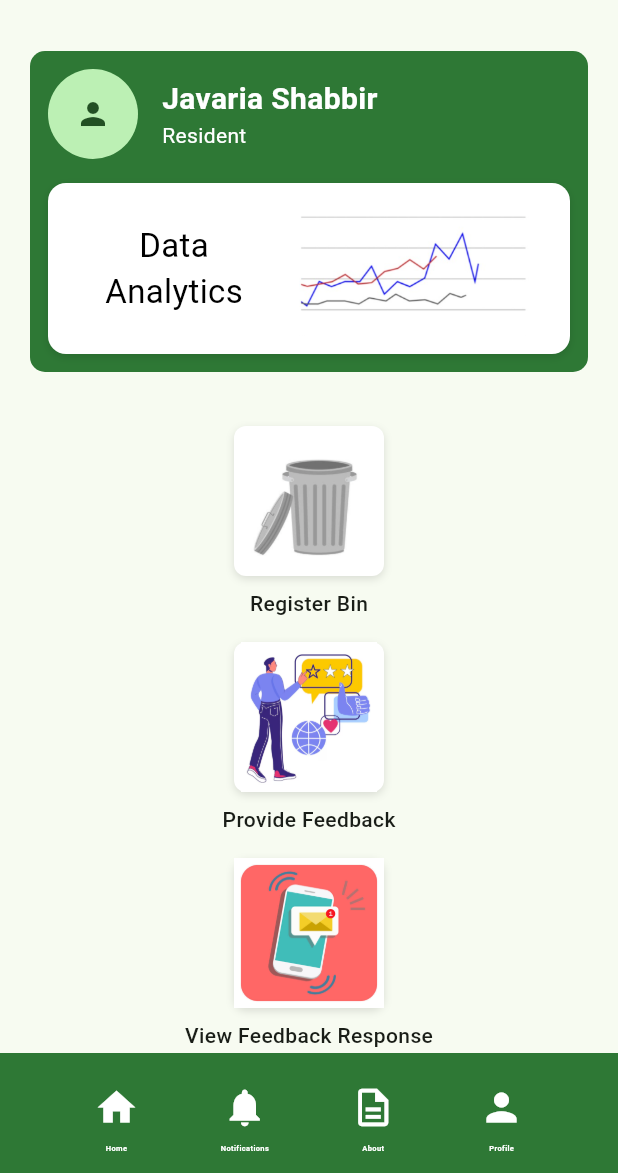
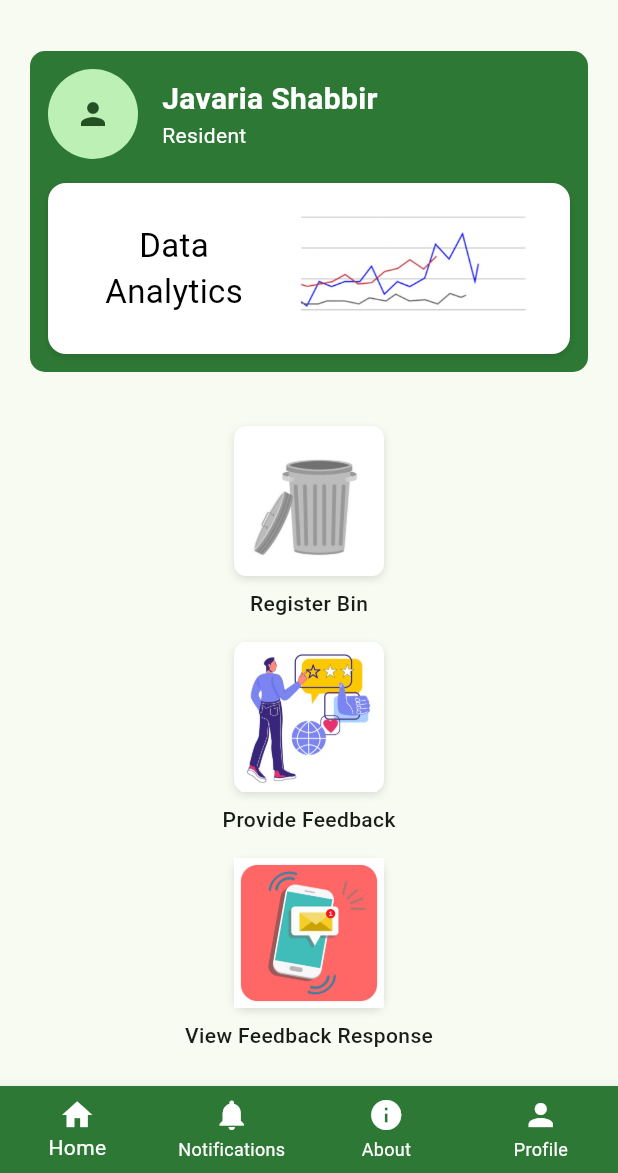
Before and after one commit to mashalbutt7/Flutter, a Flutter app: the ResidentHomePage screen opened by its route, on a phone screen of 412 x 824 dp, the part 63-1236 px from its top. Run offline on Flutter 3.47's test engine with Material 3 defaults, Android fonts, the phone set to English and light mode, and no system bars; our stand-ins replace cloud_firestore, firebase_core; accounts and stored records are empty.

Commit message:
resident side complete

```diff
--- a/lib/about.dart
+++ b/lib/about.dart
@@ -78,7 +78,7 @@ class AboutPage extends StatelessWidget {
           ),
         ),
       ),
-      bottomNavigationBar: AdminBottomSection(),
+      bottomNavigationBar: residentBottomSection(),
     );
   }
 }
--- a/lib/feedback_page.dart
+++ b/lib/feedback_page.dart
@@ -186,7 +186,7 @@ class _ProvideFeedbackPageState extends State<ProvideFeedbackPage> {
           );
         },
       ),
-      bottomNavigationBar: AdminBottomSection(),
+      bottomNavigationBar: residentBottomSection(),
     );
   }
 }
--- a/lib/feedback_responses.dart
+++ b/lib/feedback_responses.dart
@@ -134,7 +134,7 @@ class _FeedbackResponseScreenState extends State<FeedbackResponseScreen> {
           ],
         ),
       ),
-      bottomNavigationBar: AdminBottomSection(), // Integrated Bottom Section
+      bottomNavigationBar: residentBottomSection(), // Integrated Bottom Section
     );
   }
 }
--- a/lib/notifications.dart
+++ b/lib/notifications.dart
@@ -103,7 +103,7 @@ class _NotificationsPageState extends State<NotificationsPage> {
           ),
         ),
       ),
-      bottomNavigationBar: AdminBottomSection(),
+      bottomNavigationBar: residentBottomSection(),
     );
   }
 }
--- a/lib/register_bin_page.dart
+++ b/lib/register_bin_page.dart
@@ -231,7 +231,7 @@ class _RegisterBinPageState extends State<RegisterBinPage> {
           ],
         ),
       ),
-      bottomNavigationBar: AdminBottomSection(),
+      bottomNavigationBar: residentBottomSection(),
     );
   }
 }
--- a/lib/resident.dart
+++ b/lib/resident.dart
@@ -39,7 +39,7 @@ class Admin extends StatelessWidget {
           ],
         ),
       ),
-      bottomNavigationBar: AdminBottomSection(),
+      bottomNavigationBar: residentBottomSection(),
     );
   }
 }
--- a/lib/resident_home.dart
+++ b/lib/resident_home.dart
@@ -1,4 +1,5 @@
 import 'package:flutter/material.dart';
+import 'resident_menu.dart';
 import 'residentbottompage.dart';
 
 class ResidentHomePage extends StatelessWidget {
@@ -7,10 +8,8 @@ class ResidentHomePage extends StatelessWidget {
     return Scaffold(
       appBar: AppBar(
         title: Text("Resident Home"),
-        actions: [
-          IconButton(icon: Icon(Icons.menu), onPressed: () {}),
-        ],
       ),
+      endDrawer: ResidentMenu(),
       body: SingleChildScrollView(
         child: Column(
           children: [
@@ -243,7 +242,7 @@ class ResidentHomePage extends StatelessWidget {
           ],
         ),
       ),
-      bottomNavigationBar: AdminBottomSection(),
+      bottomNavigationBar: residentBottomSection(),
     );
   }
 }
--- a/lib/residentbottompage.dart
+++ b/lib/residentbottompage.dart
@@ -1,114 +1,64 @@
 import 'package:flutter/material.dart';
-import 'about.dart'; // Import the About page here
-import 'notifications.dart'; // Import the Notifications page here
+import 'about.dart';
+import 'notifications.dart';
+import 'resident_home.dart';
+import 'residentProfilePage.dart';
 
-class AdminBottomSection extends StatelessWidget {
+class residentBottomSection extends StatefulWidget {
+  @override
+  State<residentBottomSection> createState() => _residentBottomSectionState();
+}
+
+class _residentBottomSectionState extends State<residentBottomSection> {
+  int selectedIndex = 0;
+
+  void tappedFunction(int index) {
+    setState(() {
+      selectedIndex = index;
+    });
+    switch (index) {
+      case 0:
+        Navigator.push(context,
+            MaterialPageRoute(builder: (context) => ResidentHomePage()));
+      case 1:
+        Navigator.push(context,
+            MaterialPageRoute(builder: (context) => NotificationsPage()));
+      case 2:
+        Navigator.push(
+            context, MaterialPageRoute(builder: (context) => AboutPage()));
+      case 3:
+        Navigator.push(context,
+            MaterialPageRoute(builder: (context) => ResidentProfilePage()));
+    }
+  }
+
   @override
   Widget build(BuildContext context) {
-    return Container(
-      child: BottomAppBar(
-        color: Color(0xFF2E7835),
-        child: Row(
-          mainAxisAlignment: MainAxisAlignment.spaceEvenly,
-          children: [
-            // Home icon
-            Column(
-              children: [
-                IconButton(
-                  onPressed: () {
-                    // Add navigation for Home here
-                  },
-                  icon: Icon(
-                    Icons.home,
-                    color: Colors.white,
-                    size: 30,
-                  ),
-                ),
-                Text(
-                  'Home',
-                  style: TextStyle(
-                      color: Colors.white,
-                      fontSize: 5,
-                      fontWeight: FontWeight.bold),
-                ),
-              ],
-            ),
-            // Notifications icon
-            Column(
-              children: [
-                IconButton(
-                  onPressed: () {
-                    Navigator.push(
-                      context,
-                      MaterialPageRoute(
-                          builder: (context) => NotificationsPage()),
-                    );
-                  },
-                  icon: Icon(
-                    Icons.notifications,
-                    color: Colors.white,
-                    size: 30,
-                  ),
-                ),
-                Text(
-                  'Notifications',
-                  style: TextStyle(
-                      color: Colors.white,
-                      fontSize: 5,
-                      fontWeight: FontWeight.bold),
-                ),
-              ],
-            ),
-            // About icon
-            Column(
-              children: [
-                IconButton(
-                  onPressed: () {
-                    Navigator.push(
-                      context,
-                      MaterialPageRoute(builder: (context) => AboutPage()),
-                    );
-                  },
-                  icon: Icon(
-                    Icons.description_outlined,
-                    color: Colors.white,
-                    size: 30,
-                  ),
-                ),
-                Text(
-                  'About',
-                  style: TextStyle(
-                      color: Colors.white,
-                      fontSize: 5,
-                      fontWeight: FontWeight.bold),
-                ),
-              ],
-            ),
-            // Profile icon
-            Column(
-              children: [
-                IconButton(
-                  onPressed: () {
-                    // Add navigation for Profile here
-                  },
-                  icon: Icon(
-                    Icons.person,
-                    color: Colors.white,
-                    size: 30,
-                  ),
-                ),
-                Text(
-                  'Profile',
-                  style: TextStyle(
-                      color: Colors.white,
-                      fontSize: 5,
-                      fontWeight: FontWeight.bold),
-                ),
-              ],
-            ),
-          ],
+    return BottomNavigationBar(
+      currentIndex: selectedIndex,
+      onTap: tappedFunction,
+      type: BottomNavigationBarType.fixed,
+      items: [
+        BottomNavigationBarItem(
+          icon: Icon(Icons.home, color: Colors.white),
+          label: "Home",
         ),
-      ),
+        BottomNavigationBarItem(
+          icon: Icon(Icons.notifications, color: Colors.white),
+          label: "Notifications",
+        ),
+        BottomNavigationBarItem(
+          icon: Icon(Icons.info, color: Colors.white),
+          label: "About",
+        ),
+        BottomNavigationBarItem(
+          icon: Icon(Icons.person, color: Colors.white),
+          label: "Profile",
+        ),
+      ],
+      backgroundColor: const Color(0xFF2E7835),
+      selectedItemColor: Colors.white,
+      unselectedItemColor: Colors.white,
     );
   }
 }
```
Also changed, not shown: lib/residentProfilePage.dart (added, +175 -0 lines), lib/resident_menu.dart (added, +62 -0 lines).
